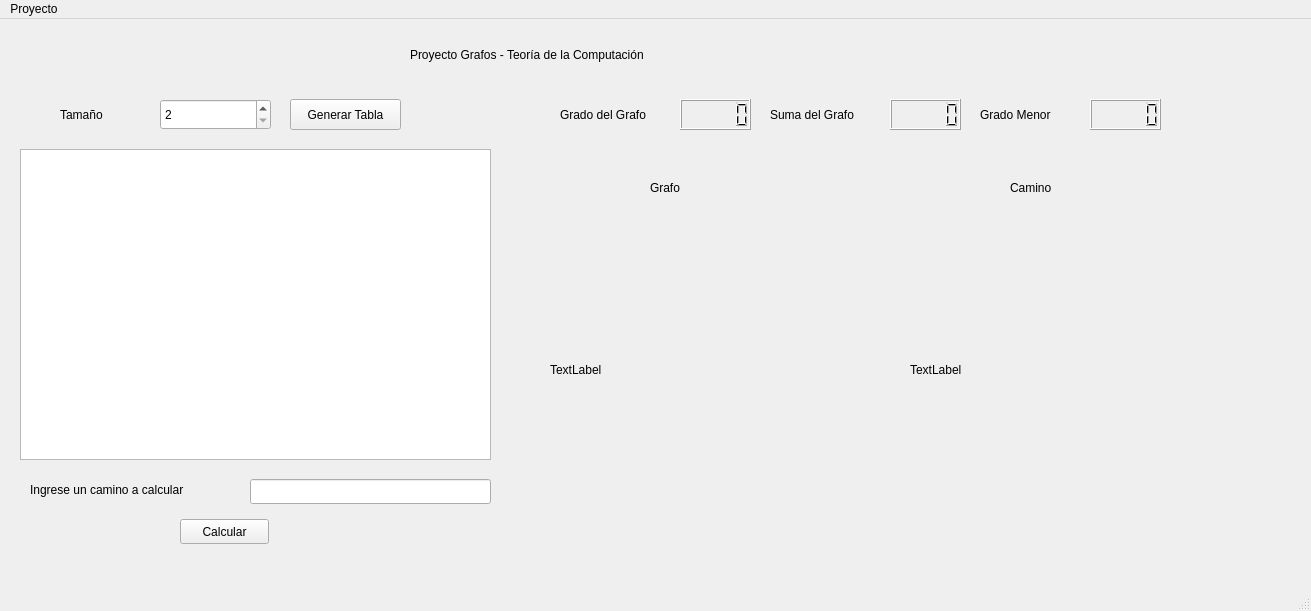
Qt form form.ui (megaten88/undirectedGraphs) before a commit.
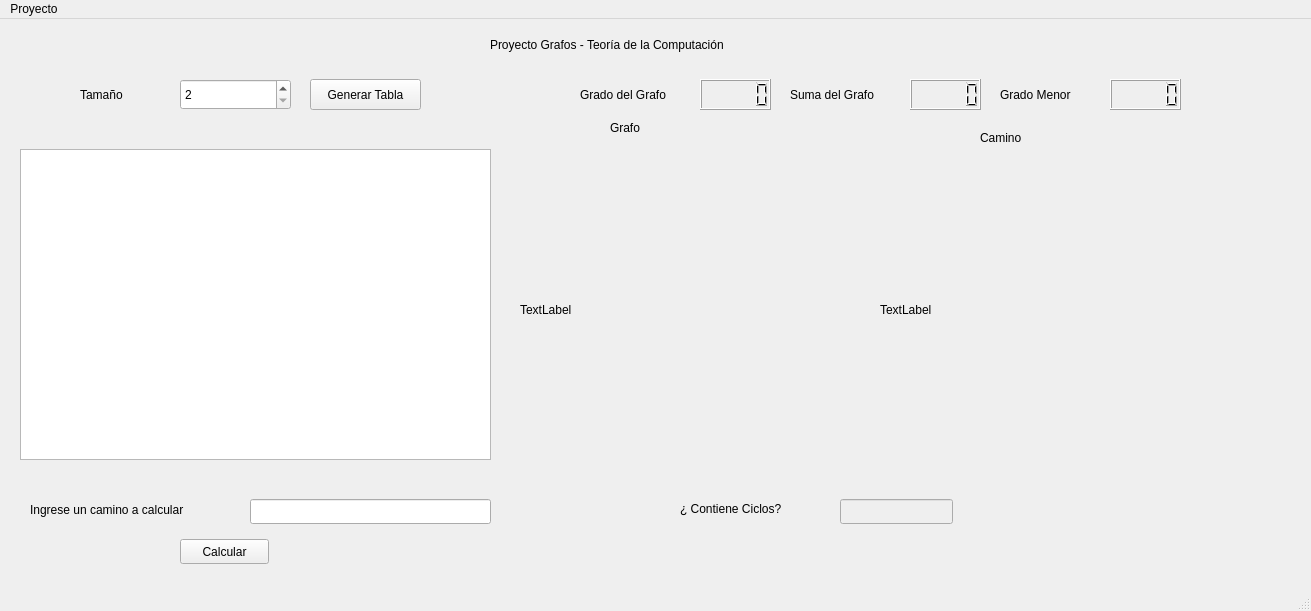
The same form after that commit.

```diff
--- a/form.ui
+++ b/form.ui
@@ -20,8 +20,8 @@
     </property>
     <property name="geometry">
      <rect>
-      <x>60</x>
-      <y>80</y>
+      <x>80</x>
+      <y>60</y>
       <width>91</width>
       <height>31</height>
      </rect>
@@ -43,8 +43,8 @@
    <widget class="QSpinBox" name="sizeInput">
     <property name="geometry">
      <rect>
-      <x>160</x>
-      <y>80</y>
+      <x>180</x>
+      <y>60</y>
       <width>111</width>
       <height>31</height>
      </rect>
@@ -59,8 +59,8 @@
    <widget class="QPushButton" name="genButton">
     <property name="geometry">
      <rect>
-      <x>290</x>
-      <y>80</y>
+      <x>310</x>
+      <y>60</y>
       <width>111</width>
       <height>31</height>
      </rect>
@@ -72,8 +72,8 @@
    <widget class="QLabel" name="label">
     <property name="geometry">
      <rect>
-      <x>410</x>
-      <y>20</y>
+      <x>490</x>
+      <y>10</y>
       <width>321</width>
       <height>31</height>
      </rect>
@@ -86,7 +86,7 @@
     <property name="geometry">
      <rect>
       <x>180</x>
-      <y>500</y>
+      <y>520</y>
       <width>89</width>
       <height>25</height>
      </rect>
@@ -99,7 +99,7 @@
     <property name="geometry">
      <rect>
       <x>30</x>
-      <y>460</y>
+      <y>480</y>
       <width>201</width>
       <height>21</height>
      </rect>
@@ -112,7 +112,7 @@
     <property name="geometry">
      <rect>
       <x>250</x>
-      <y>460</y>
+      <y>480</y>
       <width>241</width>
       <height>25</height>
      </rect>
@@ -121,8 +121,8 @@
    <widget class="QLabel" name="label_3">
     <property name="geometry">
      <rect>
-      <x>560</x>
-      <y>80</y>
+      <x>580</x>
+      <y>60</y>
       <width>121</width>
       <height>31</height>
      </rect>
@@ -134,8 +134,8 @@
    <widget class="QLCDNumber" name="degreeNumber">
     <property name="geometry">
      <rect>
-      <x>680</x>
-      <y>80</y>
+      <x>700</x>
+      <y>60</y>
       <width>71</width>
       <height>31</height>
      </rect>
@@ -144,8 +144,8 @@
    <widget class="QLCDNumber" name="sumNumber">
     <property name="geometry">
      <rect>
-      <x>890</x>
-      <y>80</y>
+      <x>910</x>
+      <y>60</y>
       <width>71</width>
       <height>31</height>
      </rect>
@@ -154,8 +154,8 @@
    <widget class="QLabel" name="label_4">
     <property name="geometry">
      <rect>
-      <x>770</x>
-      <y>80</y>
+      <x>790</x>
+      <y>60</y>
       <width>121</width>
       <height>31</height>
      </rect>
@@ -167,8 +167,8 @@
    <widget class="QLCDNumber" name="degreeMinNumber">
     <property name="geometry">
      <rect>
-      <x>1090</x>
-      <y>80</y>
+      <x>1110</x>
+      <y>60</y>
       <width>71</width>
       <height>31</height>
      </rect>
@@ -177,8 +177,8 @@
    <widget class="QLabel" name="label_5">
     <property name="geometry">
      <rect>
-      <x>980</x>
-      <y>80</y>
+      <x>1000</x>
+      <y>60</y>
       <width>121</width>
       <height>31</height>
      </rect>
@@ -190,8 +190,8 @@
    <widget class="QLabel" name="graphImage">
     <property name="geometry">
      <rect>
-      <x>550</x>
-      <y>190</y>
+      <x>520</x>
+      <y>130</y>
       <width>351</width>
       <height>321</height>
      </rect>
@@ -206,8 +206,8 @@
    <widget class="QLabel" name="pathImage">
     <property name="geometry">
      <rect>
-      <x>910</x>
-      <y>190</y>
+      <x>880</x>
+      <y>130</y>
       <width>351</width>
       <height>321</height>
      </rect>
@@ -222,8 +222,8 @@
    <widget class="QLabel" name="label_6">
     <property name="geometry">
      <rect>
-      <x>650</x>
-      <y>160</y>
+      <x>610</x>
+      <y>100</y>
       <width>141</width>
       <height>17</height>
      </rect>
@@ -235,8 +235,8 @@
    <widget class="QLabel" name="label_7">
     <property name="geometry">
      <rect>
-      <x>1010</x>
-      <y>160</y>
+      <x>980</x>
+      <y>110</y>
       <width>141</width>
       <height>17</height>
      </rect>
@@ -245,6 +245,32 @@
      <string>Camino</string>
     </property>
    </widget>
+   <widget class="QLabel" name="label_8">
+    <property name="geometry">
+     <rect>
+      <x>680</x>
+      <y>480</y>
+      <width>141</width>
+      <height>20</height>
+     </rect>
+    </property>
+    <property name="text">
+     <string>¿ Contiene Ciclos?</string>
+    </property>
+   </widget>
+   <widget class="QLineEdit" name="hasCycle">
+    <property name="enabled">
+     <bool>false</bool>
+    </property>
+    <property name="geometry">
+     <rect>
+      <x>840</x>
+      <y>480</y>
+      <width>113</width>
+      <height>25</height>
+     </rect>
+    </property>
+   </widget>
   </widget>
   <widget class="QMenuBar" name="menubar">
    <property name="geometry">
```
